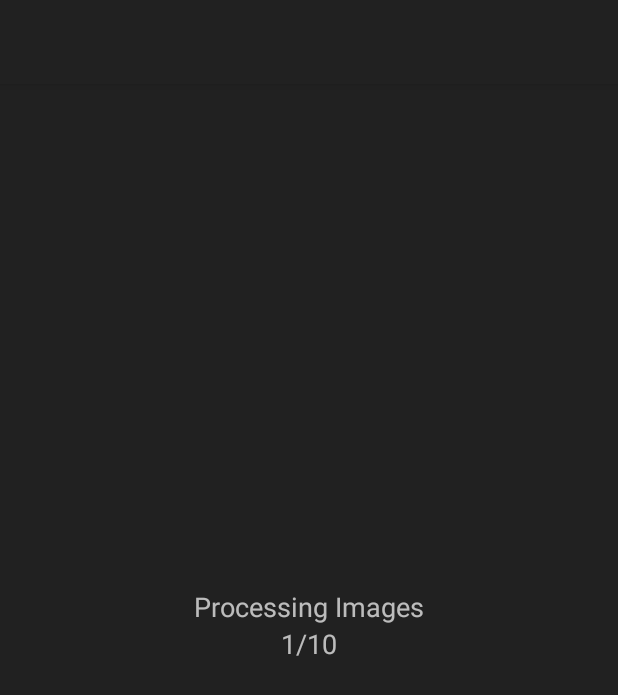
After one commit to heytherewill/starck, an Android app: the layout processing_fragment.xml on its own in the app's theme, with its tools: preview values and no code run, on a phone screen of 412 x 824 dp. The commit adds this screen. Shown: the top 695 px of the screen. Run offline under Robolectric (Android 15) with nearby library versions, the phone set to English and light mode, and no system bars.

Commit message:
:hammer: Hack together usage of processing code

```diff
--- a/app/build.gradle
+++ b/app/build.gradle
@@ -14,7 +14,7 @@
         testInstrumentationRunner "androidx.test.runner.AndroidJUnitRunner"
 
         ndk {
-            ldLibs = [ "android", "jnigraphics" ]
+            ldLibs = ["android", "jnigraphics"]
         }
     }
     buildTypes {
--- a/app/src/main/java/com/heytherewill/starck/camera/CameraFragment.kt
+++ b/app/src/main/java/com/heytherewill/starck/camera/CameraFragment.kt
@@ -135,13 +135,13 @@
 
     private fun onCaptureFinished() {
 
-        val editFragmentDirections = CameraFragmentDirections
-            .actionCameraFragmentToEditFragment(sessionUrls.toTypedArray())
+        val processingArgs = CameraFragmentDirections
+            .actionCameraFragmentToProcessingFragment(sessionUrls.toTypedArray())
 
         sessionUrls.clear()
 
         Navigation.findNavController(requireActivity(), R.id.fragment_container)
-            .navigate(editFragmentDirections)
+            .navigate(processingArgs)
     }
 
     private val sessionUrls = mutableListOf<String>()
--- /dev/null
+++ b/app/src/main/res/drawable/ic_share.xml
@@ -0,0 +1,9 @@
+<vector xmlns:android="http://schemas.android.com/apk/res/android"
+    android:width="24dp"
+    android:height="24dp"
+    android:viewportWidth="24"
+    android:viewportHeight="24">
+  <path
+      android:fillColor="#FFFFFFFF"
+      android:pathData="M18,16.08c-0.76,0 -1.44,0.3 -1.96,0.77L8.91,12.7c0.05,-0.23 0.09,-0.46 0.09,-0.7s-0.04,-0.47 -0.09,-0.7l7.05,-4.11c0.54,0.5 1.25,0.81 2.04,0.81 1.66,0 3,-1.34 3,-3s-1.34,-3 -3,-3 -3,1.34 -3,3c0,0.24 0.04,0.47 0.09,0.7L8.04,9.81C7.5,9.31 6.79,9 6,9c-1.66,0 -3,1.34 -3,3s1.34,3 3,3c0.79,0 1.5,-0.31 2.04,-0.81l7.12,4.16c-0.05,0.21 -0.08,0.43 -0.08,0.65 0,1.61 1.31,2.92 2.92,2.92 1.61,0 2.92,-1.31 2.92,-2.92s-1.31,-2.92 -2.92,-2.92z"/>
+</vector>
--- /dev/null
+++ b/app/src/main/res/layout/processing_fragment.xml
@@ -0,0 +1,83 @@
+<?xml version="1.0" encoding="utf-8"?>
+<androidx.constraintlayout.widget.ConstraintLayout xmlns:android="http://schemas.android.com/apk/res/android"
+        xmlns:tools="http://schemas.android.com/tools"
+        android:layout_width="match_parent"
+        android:layout_height="match_parent"
+        xmlns:app="http://schemas.android.com/apk/res-auto"
+        tools:context=".processing.ProcessingFragment">
+
+    <com.google.android.material.appbar.AppBarLayout
+            android:id="@+id/toolbarLayout"
+            android:layout_width="match_parent"
+            android:layout_height="wrap_content"
+            app:layout_constraintTop_toTopOf="parent">
+
+        <androidx.appcompat.widget.Toolbar
+                android:id="@+id/toolbar"
+                android:elevation="4dp"
+                android:background="@color/primaryColor"
+                android:theme="@style/ThemeOverlay.AppCompat.Dark.ActionBar"
+                android:layout_width="match_parent"
+                android:layout_height="?attr/actionBarSize"
+                app:popupTheme="@style/ThemeOverlay.AppCompat.Dark"/>
+
+        <ProgressBar
+                android:id="@+id/progressBar"
+                style="@style/Base.Widget.AppCompat.ProgressBar.Horizontal"
+                android:visibility="gone"
+                android:indeterminate="false"
+                android:layout_marginTop="-7dp"
+                android:layout_marginBottom="-7dp"
+                android:layout_width="match_parent"
+                android:layout_height="wrap_content"/>
+    </com.google.android.material.appbar.AppBarLayout>
+
+    <ImageView
+            android:id="@+id/stackedImage"
+            android:visibility="gone"
+            tools:src="@mipmap/ic_launcher"
+            android:contentDescription="@string/stacked_image"
+            android:layout_width="0dp"
+            android:layout_height="0dp"
+            android:layout_marginBottom="16dp"
+            app:layout_constraintTop_toTopOf="parent"
+            app:layout_constraintEnd_toEndOf="parent"
+            app:layout_constraintStart_toStartOf="parent"
+            app:layout_constraintBottom_toTopOf="@id/share"/>
+
+    <TextView
+            android:id="@+id/processingImagesText"
+            android:textSize="18sp"
+            android:text="@string/processing_images"
+            android:layout_width="wrap_content"
+            android:layout_height="wrap_content"
+            android:layout_marginBottom="16dp"
+            app:layout_constraintTop_toTopOf="parent"
+            app:layout_constraintEnd_toEndOf="parent"
+            app:layout_constraintStart_toStartOf="parent"
+            app:layout_constraintBottom_toTopOf="@id/share" />
+
+    <TextView
+            android:id="@+id/processingStatusText"
+            android:textSize="18sp"
+            tools:text="1/10"
+            android:layout_width="wrap_content"
+            android:layout_height="wrap_content"
+            android:layout_marginBottom="16dp"
+            app:layout_constraintEnd_toEndOf="parent"
+            app:layout_constraintStart_toStartOf="parent"
+            app:layout_constraintTop_toBottomOf="@id/processingImagesText"/>
+
+    <ImageView
+            android:id="@+id/share"
+            android:visibility="gone"
+            android:src="@drawable/ic_share"
+            android:contentDescription="@string/share"
+            android:layout_width="40dp"
+            android:layout_height="40dp"
+            android:layout_marginBottom="32dp"
+            app:layout_constraintEnd_toEndOf="parent"
+            app:layout_constraintStart_toStartOf="parent"
+            app:layout_constraintBottom_toBottomOf="parent"/>
+
+</androidx.constraintlayout.widget.ConstraintLayout>
--- a/app/src/main/res/values/strings.xml
+++ b/app/src/main/res/values/strings.xml
@@ -5,4 +5,8 @@
     <string name="formatted_integer_seconds">%1$ds</string>
     <string name="f_number">f/1$d</string>
     <string name="dimming_screen_message">Dimming the screen to save power</string>
+    <string name="share">share</string>
+    <string name="stacked_image">Stacked image</string>
+    <string name="processing_images">Processing Images</string>
+    <string name="send_to">Send to</string>
 </resources>
```
Also changed, not shown: app/src/main/java/com/heytherewill/starck/processing/ImageProcessor.kt (+5 -9 lines), app/src/main/java/com/heytherewill/starck/processing/ProcessingFragment.kt (added, +81 -0 lines), app/src/main/java/com/heytherewill/starck/processing/ProcessingViewModel.kt (added, +7 -0 lines), app/src/main/res/navigation/nav_graph.xml (+10 -0 lines).
